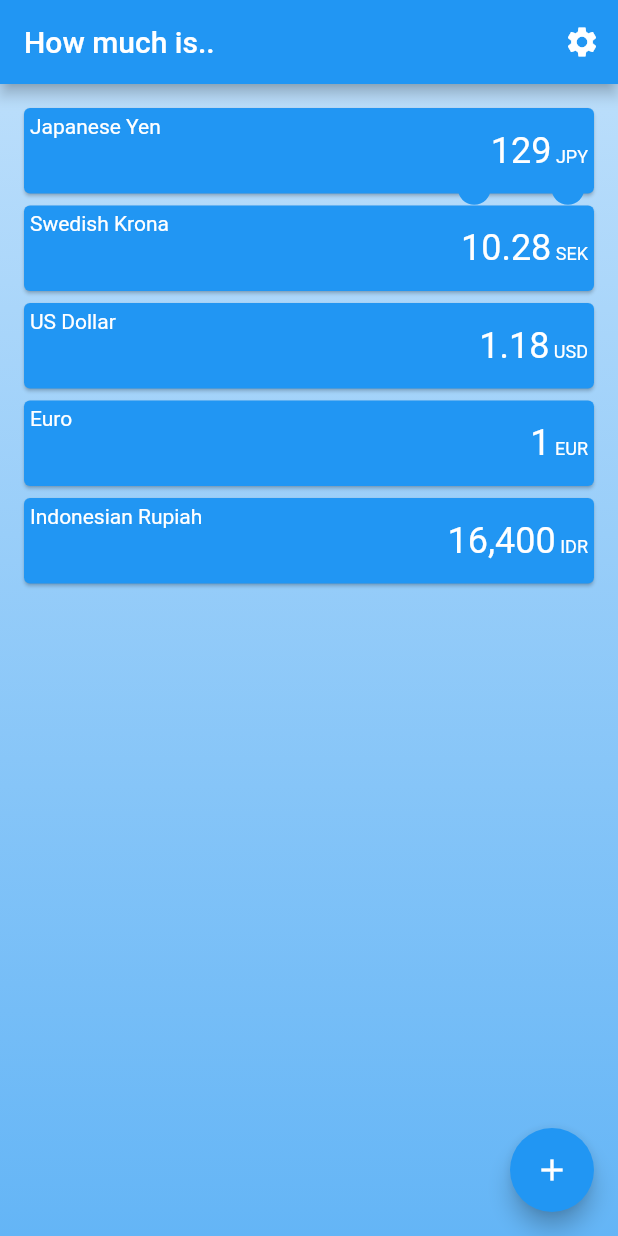
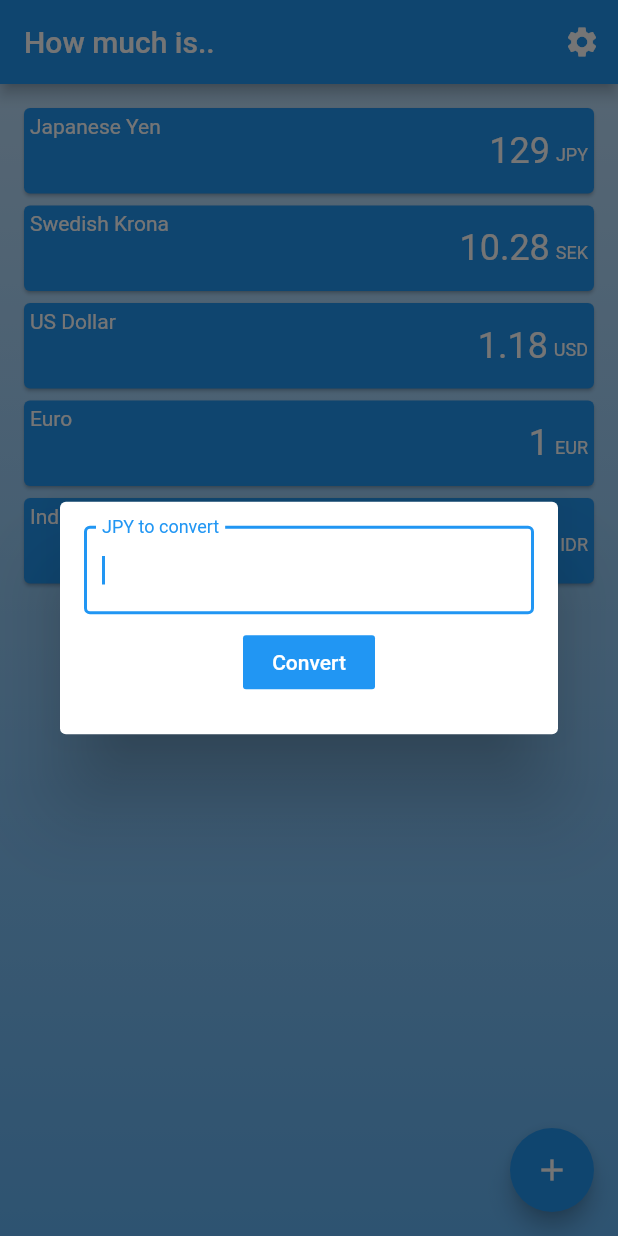
Before and after one commit to ddikman/travelrates, a Flutter app: the screen it shows after launch, after a tap on "Japanese Yen", on a phone screen of 412 x 824 dp. Run offline on Flutter 3.47's test engine with Material 2 defaults, Android fonts, the phone set to English and light mode, and no system bars.

Commit message:
Made the inputs for currency into a dialog instead to allow for less buggy input.^

```diff
--- a/lib/converter_screen.dart
+++ b/lib/converter_screen.dart
@@ -34,7 +34,8 @@ class ConverterScreenState extends State<ConverterScreen> {
     final cards = new Material(
       color: Colors.transparent,
       child: new Padding(
-        padding: const EdgeInsets.only(bottom: 60.0), // add space for float button
+        padding: const EdgeInsets.only(bottom: 60.0),
+        // add space for float button
         child: new ListView(
           padding: EdgeInsets.all(spacing),
           children: state.currencies
@@ -118,38 +119,38 @@ class _CurrencyCardState extends State<CurrencyCard>
 
     textEditingController.text = _formatValue(currentValue);
 
-    final inputFontSize = 24.0;
+    final currencyAmountFontSize = 24.0;
 
     Widget currencyTitle = Text(widget.currency.name,
         style: Theme.of(context).textTheme.body1.copyWith(fontSize: 14.0));
 
-    Widget textInput = TextField(
-      textAlign: TextAlign.right,
-      focusNode: focusNode,
-      controller: textEditingController,
-      style: Theme.of(context).textTheme.body1.copyWith(
-            fontSize: inputFontSize,
+    Widget currencyAmount = Row(
+      mainAxisAlignment: MainAxisAlignment.end,
+      crossAxisAlignment: CrossAxisAlignment.end,
+      children: <Widget>[
+        Text(
+          _formatValue(currentValue),
+          style: Theme.of(context).textTheme.body1.copyWith(
+            fontSize: currencyAmountFontSize
           ),
-      keyboardType: TextInputType.number,
-      decoration: InputDecoration(
-          isDense: true,
-          suffixText: "${widget.currency.code}",
-          suffixStyle: Theme
-              .of(context)
-              .textTheme
-              .body1
-              .copyWith(fontSize: inputFontSize / 2),
-          border: InputBorder.none,
-          errorText: _showInputError ? 'Input a valid decimal.' : null,
-          errorStyle: TextStyle(
-            color: Colors.white,
-          )),
-      onSubmitted: _newValueReceived,
+        ),
+        new Padding(
+          padding: const EdgeInsets.only(bottom: 4.0, left: 4.0),
+          child: Text(
+            widget.currency.code,
+            style: Theme
+                .of(context)
+                .textTheme
+                .body1
+                .copyWith(fontSize: currencyAmountFontSize / 2)
+          ),
+        )
+      ],
     );
 
     // if we're editing, add an edit button
     if (state.isReconfiguring) {
-      textInput = IconButton(
+      currencyAmount = IconButton(
         padding: EdgeInsets.all(0.0),
         iconSize: 24.0,
         icon: Icon(Icons.delete, color: Colors.white),
@@ -174,9 +175,7 @@ class _CurrencyCardState extends State<CurrencyCard>
                   children: <Widget>[
                     currencyTitle,
                     new Align(
-                      alignment: Alignment.centerRight,
-                        child: textInput
-                    )
+                        alignment: Alignment.centerRight, child: currencyAmount)
                   ],
                 ),
               ),
@@ -190,6 +189,7 @@ class _CurrencyCardState extends State<CurrencyCard>
   }
 
   void _newValueReceived(String valueString) {
+    print("trying to convert $valueString ${widget.currency.code}");
     double amount = double.tryParse(valueString);
     if (amount == null) {
       setState(() {
@@ -206,8 +206,12 @@ class _CurrencyCardState extends State<CurrencyCard>
   }
 
   void _cardTapped() {
-    print('${widget.currency.name} was pressed');
-    focusText();
+    showDialog(
+        context: context,
+        builder: (context) => new ConvertDialog(
+              currencyCode: widget.currency.code,
+              onSubmitted: _newValueReceived,
+            ));
   }
 
   void focusText() {
@@ -243,3 +247,56 @@ class _CurrencyCardState extends State<CurrencyCard>
     return format.format(currentValue);
   }
 }
+
+class ConvertDialog extends StatelessWidget {
+  final ValueChanged<String> onSubmitted;
+
+  final String currencyCode;
+
+  final textFieldController = new TextEditingController();
+
+  ConvertDialog({Key key, this.onSubmitted, this.currencyCode})
+      : super(key: key);
+
+  @override
+  Widget build(BuildContext context) {
+    final textField = new TextField(
+      controller: textFieldController,
+      autofocus: true,
+      keyboardType: TextInputType.number,
+      onSubmitted: (value) => _submit(context),
+      decoration: InputDecoration(
+          border: OutlineInputBorder(), labelText: '$currencyCode to convert'),
+    );
+
+    final submitButton = new Padding(
+      padding: const EdgeInsets.all(8.0),
+      child: new Center(
+        child: new FlatButton(
+          onPressed: () => _submit(context),
+          child: new Text(
+            'Convert',
+            style: TextStyle(color: Colors.white),
+          ),
+          color: Colors.blue,
+        ),
+      ),
+    );
+
+    return new Dialog(
+      child: new Padding(
+        padding: const EdgeInsets.all(16.0),
+        child: new Column(
+          mainAxisSize: MainAxisSize.min,
+          crossAxisAlignment: CrossAxisAlignment.stretch,
+          children: <Widget>[textField, submitButton],
+        ),
+      ),
+    );
+  }
+
+  _submit(BuildContext context) {
+    Navigator.of(context).pop();
+    onSubmitted(textFieldController.text);
+  }
+}
```
